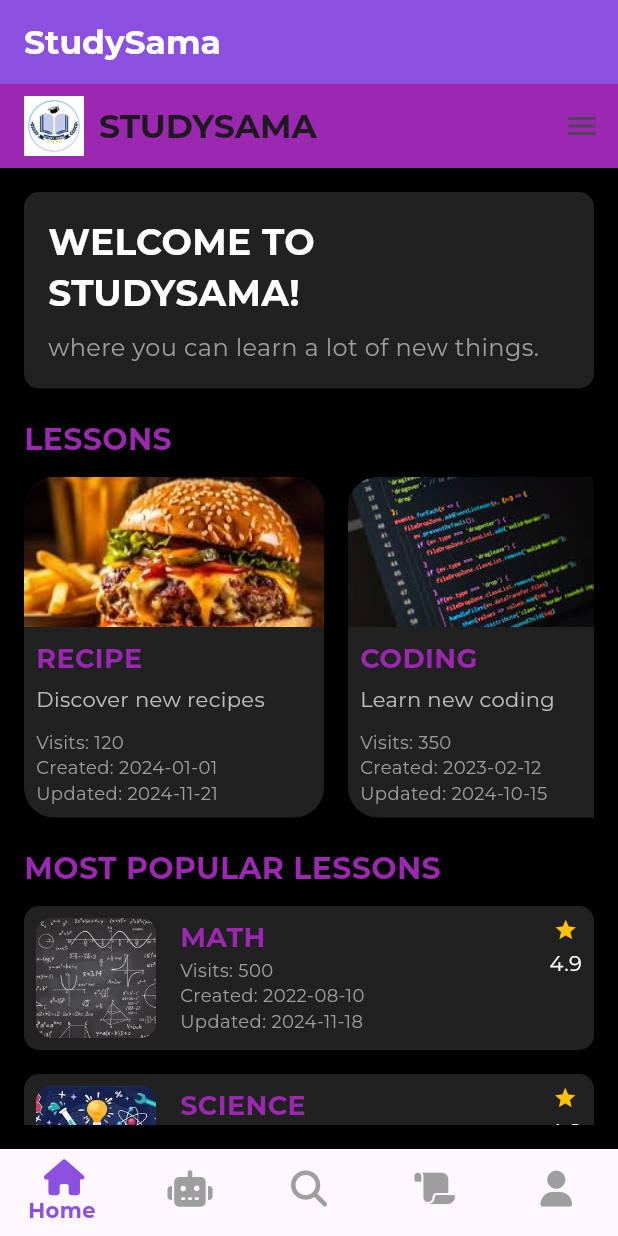
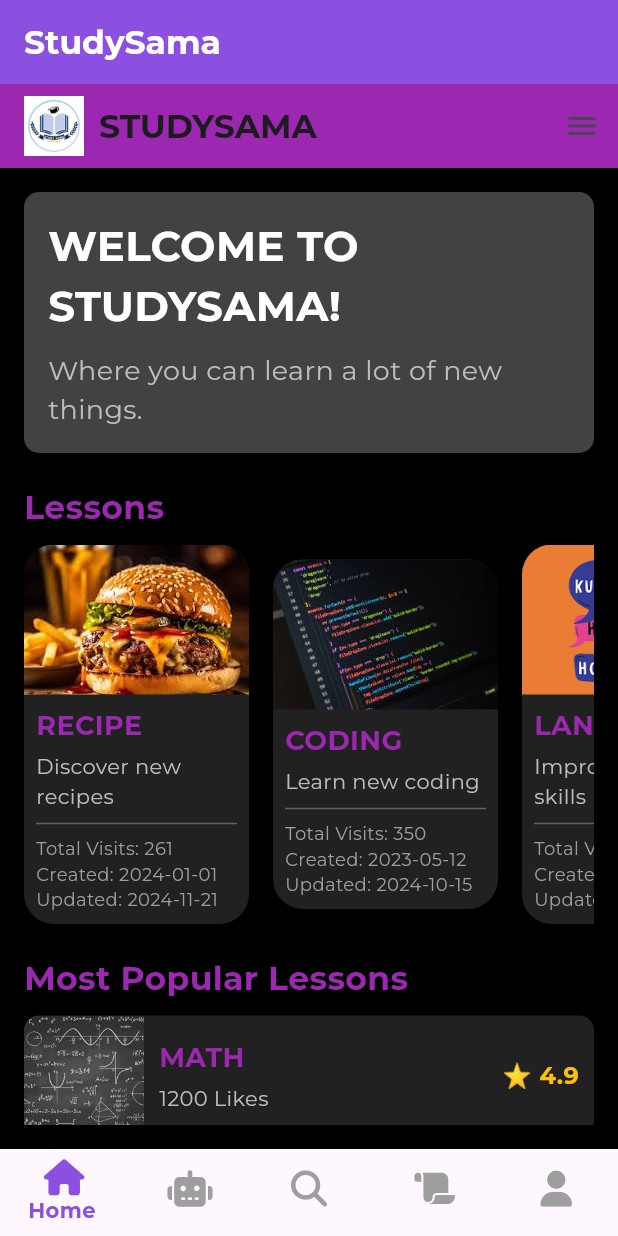
Before and after one commit to wanheyo/studysama-development, a Flutter app: the screen it shows after launch, on a phone screen of 412 x 824 dp. Run offline on Flutter 3.47's test engine with Material 3 defaults, Android fonts, the phone set to English and light mode, and no system bars; our stand-ins replace firebase_auth, firebase_core, fluentui_icons, font_awesome_flutter, loader_overlay, shared_preferences; accounts and stored records are empty.

Commit message:
homepage5

```diff
--- a/lib/page/base/home/home_page.dart
+++ b/lib/page/base/home/home_page.dart
@@ -69,14 +69,17 @@ class _HomePageState extends State<HomePage> {
       body: SafeArea(
         child: Padding(
           padding: const EdgeInsets.all(16.0),
+          child: SingleChildScrollView(
             child: Column(
               crossAxisAlignment: CrossAxisAlignment.start,
               children: [
                 // Welcome Section
                 Container(
+                  width: double.infinity,
                   padding: EdgeInsets.all(16),
+                  margin: EdgeInsets.only(bottom: 20),
                   decoration: BoxDecoration(
-                  color: Colors.grey[900],
+                    color: Colors.grey[800],
                     borderRadius: BorderRadius.circular(10),
                   ),
                   child: Column(
@@ -86,29 +89,28 @@ class _HomePageState extends State<HomePage> {
                         'WELCOME TO STUDYSAMA!',
                         style: TextStyle(
                           color: Colors.white,
-                        fontSize: 24,
+                          fontSize: 28, // Increased size
                           fontWeight: FontWeight.bold,
                         ),
                       ),
-                    SizedBox(height: 8),
+                      SizedBox(height: 10),
                       Text(
-                      'where you can learn a lot of new things.',
+                        'Where you can learn a lot of new things.',
                         style: TextStyle(
-                        color: Colors.grey,
-                        fontSize: 16,
+                          color: Colors.grey[400],
+                          fontSize: 18, // Adjusted font size for description
                         ),
                       ),
                     ],
                   ),
                 ),
-              SizedBox(height: 20),
 
                 // Lessons Section
                 Text(
-                'LESSONS',
+                  'Lessons',
                   style: TextStyle(
                     color: Colors.purple,
-                  fontSize: 20,
+                    fontSize: 22,
                     fontWeight: FontWeight.bold,
                   ),
                 ),
@@ -121,7 +123,7 @@ class _HomePageState extends State<HomePage> {
                         title: 'RECIPE',
                         subtitle: 'Discover new recipes',
                         image: "assets/recipe.jpeg",
-                      totalVisits: 120,
+                        totalVisits: 261,
                         createdAt: '2024-01-01',
                         updatedAt: '2024-11-21',
                       ),
@@ -131,8 +133,17 @@ class _HomePageState extends State<HomePage> {
                         subtitle: 'Learn new coding',
                         image: "assets/coding.jpeg",
                         totalVisits: 350,
-                      createdAt: '2023-02-12',
+                        createdAt: '2023-05-12',
                         updatedAt: '2024-10-15',
+                      ),
+                      SizedBox(width: 16),
+                      lessonCard(
+                        title: 'LANGUAGE',
+                        subtitle: 'Improve language skills',
+                        image: "assets/language.png",
+                        totalVisits: 553,
+                        createdAt: '2024-03-10',
+                        updatedAt: '2024-11-20',
                       ),
                     ],
                   ),
@@ -141,45 +152,42 @@ class _HomePageState extends State<HomePage> {
 
                 // Most Popular Section
                 Text(
-                'MOST POPULAR LESSONS',
+                  'Most Popular Lessons',
                   style: TextStyle(
                     color: Colors.purple,
-                  fontSize: 20,
+                    fontSize: 22,
                     fontWeight: FontWeight.bold,
                   ),
                 ),
                 SizedBox(height: 10),
-              Expanded(
-                child: ListView(
+                ListView(
+                  shrinkWrap: true,
+                  physics: NeverScrollableScrollPhysics(),
                   children: [
                     popularLessonCard(
                       title: 'MATH',
                       image: "assets/math.jpeg",
-                      totalVisits: 500,
+                      likes: 1200,
                       rating: 4.9,
-                      createdAt: '2022-08-10',
-                      updatedAt: '2024-11-18',
                     ),
-                    SizedBox(height: 16),
+                    SizedBox(height: 10),
                     popularLessonCard(
                       title: 'SCIENCE',
                       image: "assets/science.jpeg",
-                      totalVisits: 450,
-                      rating: 4.8,
-                      createdAt: '2023-01-20',
-                      updatedAt: '2024-10-10',
+                      likes: 976,
+                      rating: 4.7,
                     ),
                   ],
                 ),
+              ],
             ),
-            ],
           ),
         ),
       ),
     );
   }
 
-  // Widget for Horizontal Lesson Card
+  // Widget for Lesson Card
   Widget lessonCard({
     required String title,
     required String subtitle,
@@ -189,7 +197,7 @@ class _HomePageState extends State<HomePage> {
     required String updatedAt,
   }) {
     return Container(
-      width: 200,
+      width: 150,
       decoration: BoxDecoration(
         borderRadius: BorderRadius.circular(20),
         color: Colors.grey[900],
@@ -206,7 +214,7 @@ class _HomePageState extends State<HomePage> {
             child: Image.asset(
               image,
               height: 100,
-              width: 200,
+              width: 150,
               fit: BoxFit.cover,
             ),
           ),
@@ -231,9 +239,9 @@ class _HomePageState extends State<HomePage> {
                     fontSize: 14,
                   ),
                 ),
-                SizedBox(height: 10),
+                Divider(color: Colors.grey[700]),
                 Text(
-                  'Visits: $totalVisits',
+                  'Total Visits: $totalVisits',
                   style: TextStyle(color: Colors.grey[500], fontSize: 12),
                 ),
                 Text(
@@ -256,10 +264,8 @@ class _HomePageState extends State<HomePage> {
   Widget popularLessonCard({
     required String title,
     required String image,
-    required int totalVisits,
+    required int likes,
     required double rating,
-    required String createdAt,
-    required String updatedAt,
   }) {
     return Container(
       decoration: BoxDecoration(
@@ -267,10 +273,13 @@ class _HomePageState extends State<HomePage> {
         color: Colors.grey[900],
       ),
       child: Row(
-        crossAxisAlignment: CrossAxisAlignment.start,
         children: [
+          // Lesson Image
           ClipRRect(
-            borderRadius: BorderRadius.circular(10),
+            borderRadius: BorderRadius.only(
+              topLeft: Radius.circular(10),
+              bottomLeft: Radius.circular(10),
+            ),
             child: Image.asset(
               image,
               height: 80,
@@ -278,8 +287,9 @@ class _HomePageState extends State<HomePage> {
               fit: BoxFit.cover,
             ),
           ),
-          SizedBox(width: 16),
           Expanded(
+            child: Padding(
+              padding: const EdgeInsets.all(10.0),
               child: Column(
                 crossAxisAlignment: CrossAxisAlignment.start,
                 children: [
@@ -291,35 +301,28 @@ class _HomePageState extends State<HomePage> {
                       fontWeight: FontWeight.bold,
                     ),
                   ),
+                  SizedBox(height: 4),
                   Text(
-                  'Visits: $totalVisits',
-                  style: TextStyle(color: Colors.grey[500], fontSize: 12),
-                ),
-                Text(
-                  'Created: $createdAt',
-                  style: TextStyle(color: Colors.grey[500], fontSize: 12),
-                ),
-                Text(
-                  'Updated: $updatedAt',
-                  style: TextStyle(color: Colors.grey[500], fontSize: 12),
+                    '$likes Likes',
+                    style: TextStyle(color: Colors.grey[400]),
                   ),
                 ],
               ),
             ),
-          Column(
-            mainAxisAlignment: MainAxisAlignment.center,
-            children: [
-              Icon(Icons.star, color: Colors.amber, size: 16),
-              SizedBox(height: 4),
-              Text(
-                rating.toString(),
-                style: TextStyle(color: Colors.white, fontSize: 14),
+          ),
+          Padding(
+            padding: const EdgeInsets.only(right: 10.0),
+            child: Text(
+              '⭐ $rating',
+              style: TextStyle(
+                color: Colors.amber,
+                fontSize: 16,
+                fontWeight: FontWeight.bold,
+              ),
+            ),
           ),
         ],
       ),
-        ],
-      ),
-      padding: EdgeInsets.all(8),
     );
   }
 }
```
Lines whose indentation alone changed are shown as unchanged.
